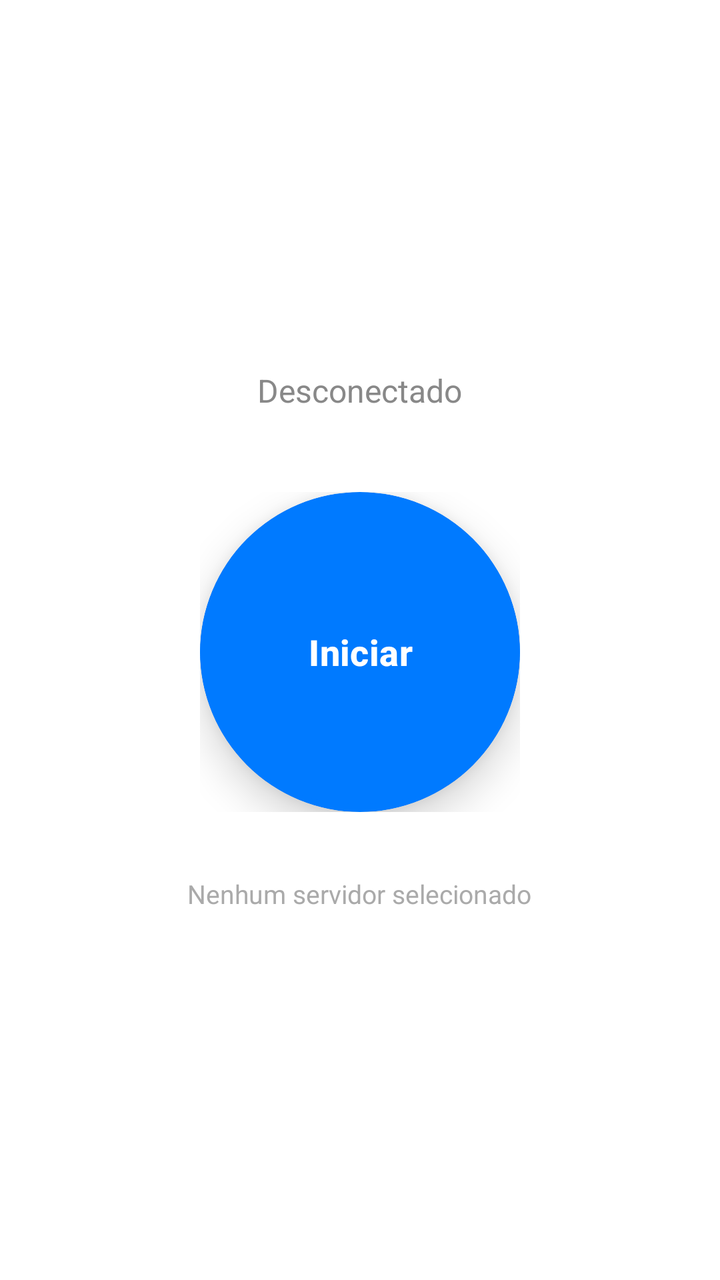
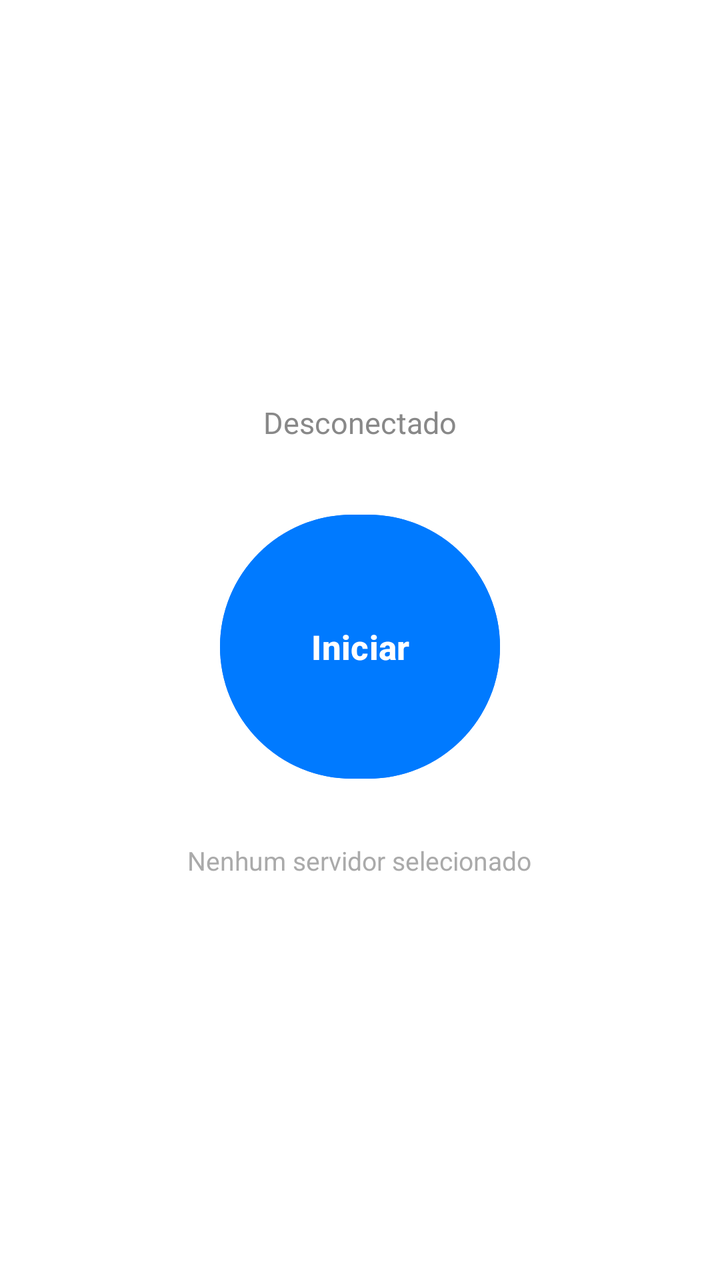

Before-and-after screenshots of an Android layout around one commit, followed by the original layout XML and the change that was made.
<!-- AndroidManifest.xml: application theme Theme.wesports -->
<!-- res/layout/fragment_home_connection.xml -->
<?xml version="1.0" encoding="utf-8"?>
<LinearLayout xmlns:android="http://schemas.android.com/apk/res/android"
    android:layout_width="match_parent"
    android:layout_height="match_parent"
    android:orientation="vertical"
    android:gravity="center"
    android:background="#FFFFFF"
    android:padding="32dp">

    <TextView
        android:id="@+id/tvStatus"
        android:layout_width="wrap_content"
        android:layout_height="wrap_content"
        android:text="Desconectado"
        android:textSize="16sp"
        android:textColor="#888888"
        android:layout_marginBottom="40dp" />

    <FrameLayout
        android:layout_width="160dp"
        android:layout_height="160dp"
        android:layout_gravity="center_horizontal">

        <androidx.cardview.widget.CardView
            android:layout_width="160dp"
            android:layout_height="160dp"
            android:layout_gravity="center"
            android:elevation="12dp"
            app:cardCornerRadius="80dp"
            app:cardBackgroundColor="#007AFF"
            app:cardElevation="12dp"
            xmlns:app="http://schemas.android.com/apk/res-auto">

            <Button
                android:id="@+id/btnConnect"
                android:layout_width="match_parent"
                android:layout_height="match_parent"
                android:text="Iniciar"
                android:textColor="#FFFFFF"
                android:textSize="18sp"
                android:textStyle="bold"
                android:background="@null"
                android:stateListAnimator="@null" />

        </androidx.cardview.widget.CardView>

    </FrameLayout>

    <TextView
        android:id="@+id/tvServerInfo"
        android:layout_width="wrap_content"
        android:layout_height="wrap_content"
        android:text="Nenhum servidor selecionado"
        android:textSize="13sp"
        android:textColor="#AAAAAA"
        android:layout_marginTop="32dp" />

</LinearLayout>
<!-- resources referenced by this layout -->
<resources>
  <style name="Theme.wesports" parent="Theme.Material3.DayNight.NoActionBar">
          <item name="colorPrimary">#007AFF</item>
          <item name="colorOnPrimary">#FFFFFF</item>
          <item name="colorPrimaryVariant">#0055B3</item>
          <item name="android:statusBarColor">#007AFF</item>
          <item name="android:navigationBarColor">#FFFFFF</item>
          <item name="android:windowBackground">@color/splash_background_light</item>
      </style>
  <color name="splash_background_light">#FFFFFF</color>
</resources>

<!-- the commit's change to res/layout/fragment_home_connection.xml (unified diff, before → after) -->
@@ -12,39 +12,21 @@
         android:layout_width="wrap_content"
         android:layout_height="wrap_content"
         android:text="Desconectado"
-        android:textSize="16sp"
+        android:textSize="15sp"
         android:textColor="#888888"
-        android:layout_marginBottom="40dp" />
+        android:layout_marginBottom="32dp" />
 
-    <FrameLayout
-        android:layout_width="160dp"
-        android:layout_height="160dp"
-        android:layout_gravity="center_horizontal">
-
-        <androidx.cardview.widget.CardView
-            android:layout_width="160dp"
-            android:layout_height="160dp"
-            android:layout_gravity="center"
-            android:elevation="12dp"
-            app:cardCornerRadius="80dp"
-            app:cardBackgroundColor="#007AFF"
-            app:cardElevation="12dp"
-            xmlns:app="http://schemas.android.com/apk/res-auto">
-
-            <Button
-                android:id="@+id/btnConnect"
-                android:layout_width="match_parent"
-                android:layout_height="match_parent"
-                android:text="Iniciar"
-                android:textColor="#FFFFFF"
-                android:textSize="18sp"
-                android:textStyle="bold"
-                android:background="@null"
-                android:stateListAnimator="@null" />
-
-        </androidx.cardview.widget.CardView>
-
-    </FrameLayout>
+    <Button
+        android:id="@+id/btnConnect"
+        android:layout_width="140dp"
+        android:layout_height="140dp"
+        android:text="Iniciar"
+        android:textColor="#FFFFFF"
+        android:textSize="17sp"
+        android:textStyle="bold"
+        android:backgroundTint="#007AFF"
+        android:stateListAnimator="@null"
+        android:elevation="0dp" />
 
     <TextView
         android:id="@+id/tvServerInfo"
@@ -53,6 +35,6 @@
         android:text="Nenhum servidor selecionado"
         android:textSize="13sp"
         android:textColor="#AAAAAA"
-        android:layout_marginTop="32dp" />
+        android:layout_marginTop="28dp" />
 
 </LinearLayout>
